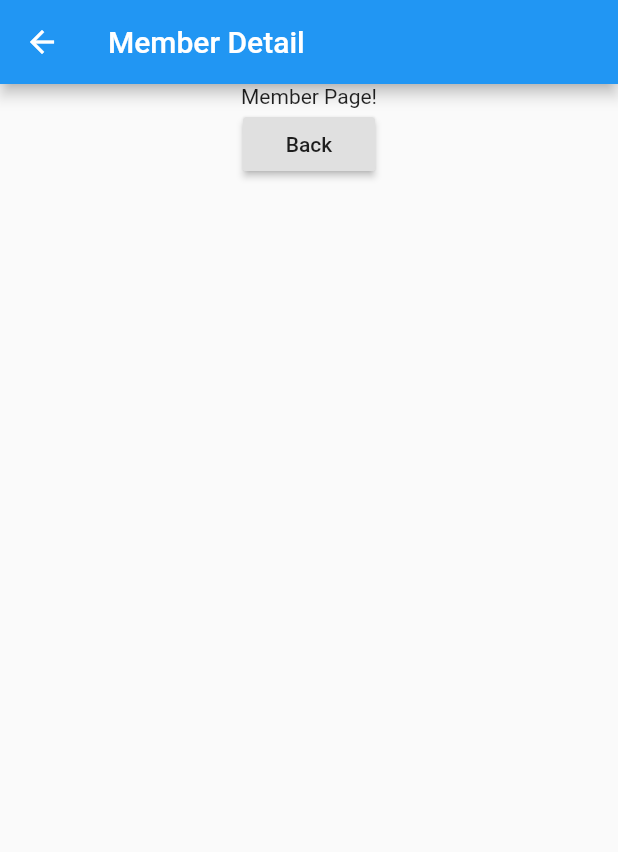
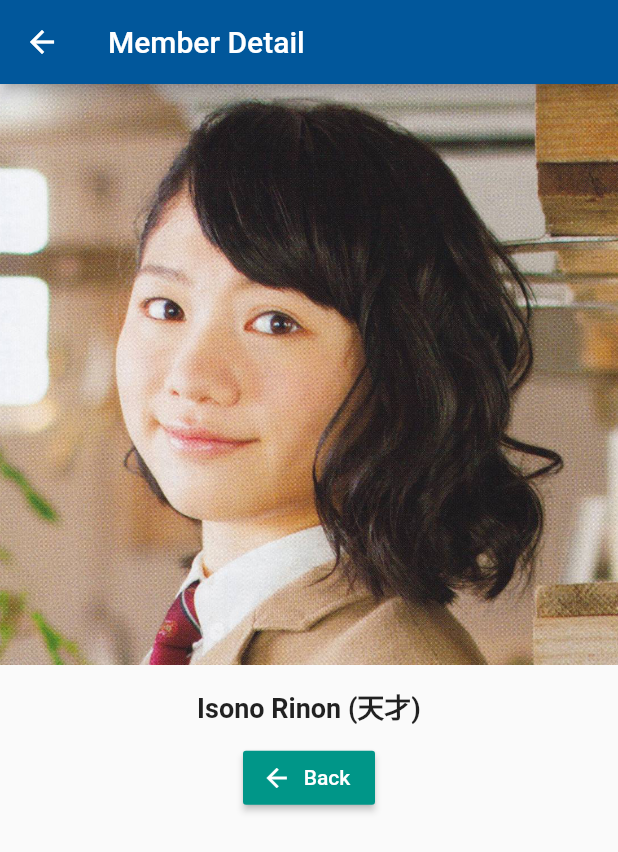
Before and after one commit to emmanuelsw/flutter_sg, a Flutter app: the screen it shows after launch, after a tap on "Add Member", after a tap on "Details", on a phone screen of 412 x 824 dp. Shown: the top 852 px of the screen. Run offline on Flutter 3.47's test engine with Material 2 defaults, Android fonts, the phone set to English and light mode, and no system bars.

Commit message:
Improve styles

```diff
--- a/lib/main.dart
+++ b/lib/main.dart
@@ -1,4 +1,5 @@
 import 'package:flutter/material.dart';
+// import 'package:flutter/rendering.dart';
 
 import './pages/home.dart';
 
--- a/lib/member_control.dart
+++ b/lib/member_control.dart
@@ -9,7 +9,7 @@ class MemberControl extends StatelessWidget {
   Widget build(BuildContext context) {
     return RaisedButton.icon(
       onPressed: () {
-        addMember('Tensai');
+        addMember('Tensai Fukei');
       },
       icon: Icon(Icons.add),
       label: Text('Add Member'),
--- a/lib/members.dart
+++ b/lib/members.dart
@@ -7,6 +7,40 @@ class Members extends StatelessWidget {
 
   Members(this.members);
 
+  Widget _cardBodyText(index) {
+    return Padding(
+      padding: EdgeInsets.only(top: 7.0, left: 8.0),
+      child: Column(
+        crossAxisAlignment: CrossAxisAlignment.start,
+        children: <Widget>[
+          Text(
+            members[index],
+            style: TextStyle(color: Colors.white, fontWeight: FontWeight.bold, fontSize: 15.0),
+          ),
+          Text(
+            'Tensai (天才)',
+            style: TextStyle(fontStyle: FontStyle.italic, fontSize: 12.0, color: Colors.white),
+          )
+        ],
+      ),
+    );
+  }
+
+  Widget _detailsButton(BuildContext context) {
+    return Padding(
+      padding: EdgeInsets.only(right: 8.0),
+      child: RaisedButton(
+        child: Text('Details'),
+        onPressed: () => Navigator.push(
+          context,
+          MaterialPageRoute(
+            builder: (BuildContext context) => MemberPage(),
+          ),
+        ),
+      ),
+    );
+  }
+
   Widget _buildMemberItem(BuildContext context, int index) {
     return Card(
       color: Colors.pink[800],
@@ -14,27 +48,14 @@ class Members extends StatelessWidget {
         crossAxisAlignment: CrossAxisAlignment.start,
         children: [
           Image.asset('assets/rinon.jpg'),
-          Padding(
-            padding: EdgeInsets.only(top: 5.0, left: 7.0, bottom: 5.0),
-            child: Text(
-              members[index],
-              style: TextStyle(color: Colors.white, fontWeight: FontWeight.bold),
-            ),
+          Row(
+            mainAxisAlignment: MainAxisAlignment.spaceBetween,
+            crossAxisAlignment: CrossAxisAlignment.start,
+            children: <Widget>[
+              _cardBodyText(index),
+              _detailsButton(context)
+            ],
           ),
-          ButtonBar(
-            alignment: MainAxisAlignment.start,
-            children: <Widget>[
-              FlatButton(
-                child: Text('Details'),
-                onPressed: () => Navigator.push(
-                  context,
-                  MaterialPageRoute(
-                    builder: (BuildContext context) => MemberPage(),
-                  ),
-                ),
-              )
-            ],
-          )
         ],
       ),
     );
--- a/lib/pages/member.dart
+++ b/lib/pages/member.dart
@@ -5,18 +5,33 @@ class MemberPage extends StatelessWidget {
   Widget build(BuildContext context) {
     return Scaffold(
       appBar: AppBar(
+        backgroundColor: Colors.lightBlue[900],
         title: Text('Member Detail'),
       ),
-      body: Center(
-        child: Column(
-          children: <Widget>[
-            Text('Member Page!'),
-            RaisedButton(
-              child: Text('Back'),
+      body: Column(
+        crossAxisAlignment: CrossAxisAlignment.center,
+        children: <Widget>[
+          Image.asset('assets/rinon.jpg'),
+          Container(
+            padding: EdgeInsets.only(top: 14.0, bottom: 10.0),
+            child: Text(
+              'Isono Rinon (天才)',
+              style: TextStyle(fontWeight: FontWeight.bold, fontSize: 18.0),
+            ),
+          ),
+          Container(
+            child: RaisedButton.icon(
+              icon: Icon(
+                Icons.arrow_back,
+                size: 20.0,
+              ),
+              label: Text('Back'),
+              color: Colors.teal,
+              textColor: Colors.white,
               onPressed: () => Navigator.pop(context),
-            )
-          ],
-        ),
+            ),
+          ),
+        ],
       ),
     );
   }
```
